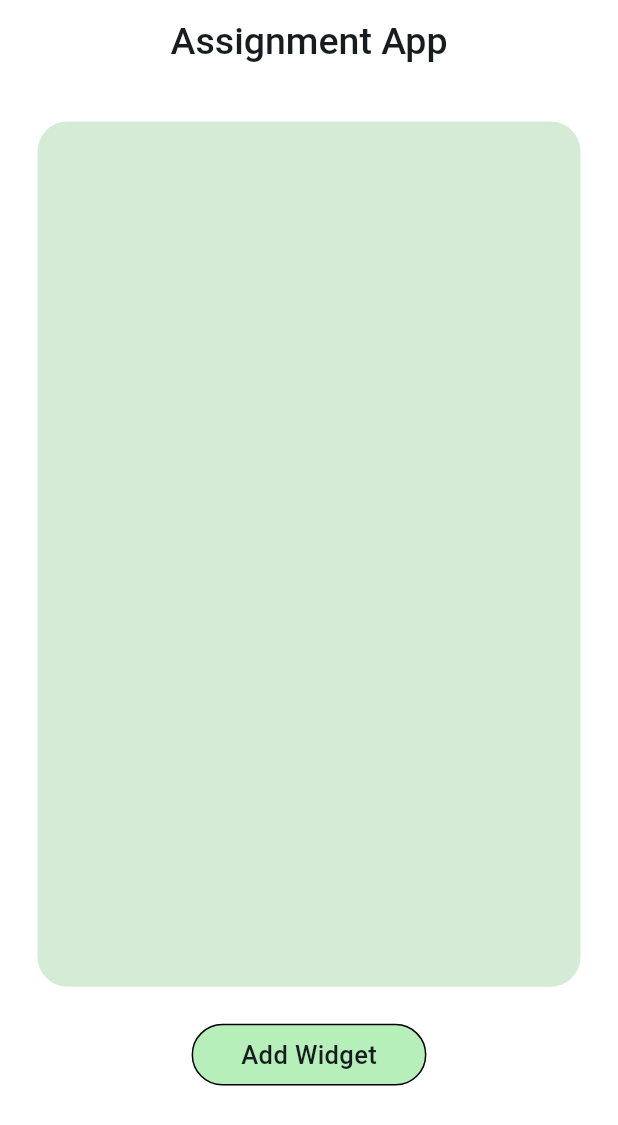
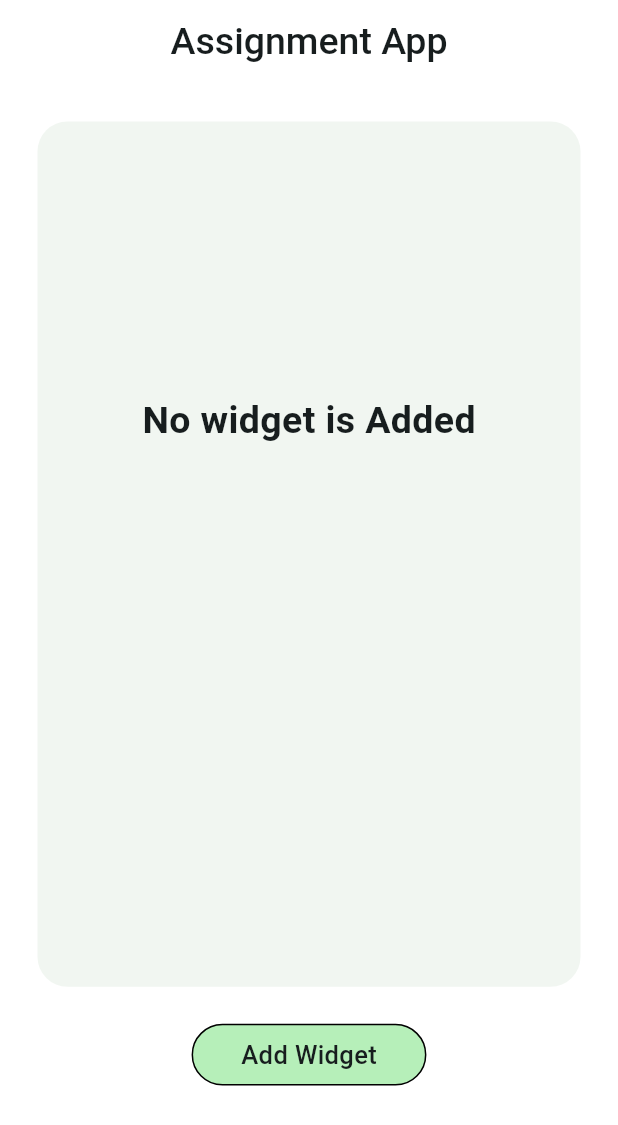
Before and after one commit to Aflah3100/TYN6YR, a Flutter app: the screen it shows after launch, on a phone screen of 412 x 824 dp. Shown: the top 1125 px of the screen. Run offline on Flutter 3.47's test engine with Material 3 defaults, Android fonts, the phone set to English and light mode, and no system bars; our stand-ins replace cloud_firestore, firebase_core, firebase_storage, image_picker; accounts and stored records are empty.

Commit message:
Added Firebase,created Firebase function , updated functions of image widget

```diff
--- a/lib/main.dart
+++ b/lib/main.dart
@@ -1,20 +1,31 @@
+import 'package:firebase_core/firebase_core.dart';
 import 'package:flutter/material.dart';
 import 'package:provider/provider.dart';
+import 'package:ubixstar_assignment_app/providers/firebase_provider.dart';
+import 'package:ubixstar_assignment_app/providers/image_provider.dart';
 import 'package:ubixstar_assignment_app/providers/widgets_provider.dart';
 import 'package:ubixstar_assignment_app/screens/home_screen/screen_home.dart';
 
-void main() {
+void main() async {
+  WidgetsFlutterBinding.ensureInitialized();
+  await Firebase.initializeApp();
+
   runApp(const MyApp());
 }
 
 class MyApp extends StatelessWidget {
   const MyApp({super.key});
 
+
   // This widget is the root of your application.
   @override
   Widget build(BuildContext context) {
     return MultiProvider(
-      providers: [ChangeNotifierProvider(create: (ctx) => WidgetsProvider())],
+      providers: [
+        ChangeNotifierProvider(create: (ctx) => WidgetsProvider()),
+        ChangeNotifierProvider(create: (ctx) => ImagesProvider()),
+        ChangeNotifierProvider(create: (ctx) => FirebaseProvider())
+      ],
       child: MaterialApp(
         title: 'Ubixstar Assignment App',
         debugShowCheckedModeBanner: false,
--- /dev/null
+++ b/lib/providers/firebase_provider.dart
@@ -0,0 +1,20 @@
+import 'package:flutter/material.dart';
+
+class FirebaseProvider with ChangeNotifier {
+  String _savedText = '';
+  String _savedImageUrl = '';
+
+  void setSavedText(String text) {
+    _savedText = text;
+    notifyListeners();
+  }
+
+  String getSavedText() => _savedText;
+
+  void setSavedImageUrl(String url) {
+    _savedImageUrl = url;
+    notifyListeners();
+  }
+
+  String getSavedUrl() => _savedImageUrl;
+}
--- /dev/null
+++ b/lib/providers/image_provider.dart
@@ -0,0 +1,27 @@
+import 'dart:io';
+import 'package:flutter/material.dart';
+
+class ImagesProvider with ChangeNotifier {
+  File? _imageFile;
+  String _savedImageUrl = '';
+
+
+  void setImageFile(File imageFile) {
+    _imageFile = imageFile;
+    notifyListeners();
+  }
+
+  File? getImageFile() => _imageFile;
+
+  void clearImageFile() {
+    _imageFile = null;
+    notifyListeners();
+  }
+
+  void setSavedImageUrl(String url) {
+    _savedImageUrl = url;
+    notifyListeners();
+  }
+
+  String getSavedImageUrl() => _savedImageUrl;
+}
--- a/lib/providers/widgets_provider.dart
+++ b/lib/providers/widgets_provider.dart
@@ -4,10 +4,12 @@ class WidgetsProvider with ChangeNotifier {
   bool _textWidgetSelector = false;
   bool _imageWidgetSelector = false;
   bool _buttonWidgetSelector = false;
+  bool _savedButtonClickedAlone = false;
 
   bool getTextWidgetSelector() => _textWidgetSelector;
   bool getImageWidgetSelector() => _imageWidgetSelector;
   bool getButtonWidgetSelector() => _buttonWidgetSelector;
+  bool getsavedButtonClickedAlone() => _savedButtonClickedAlone;
 
   void setTextWidgetSelector(bool value) {
     _textWidgetSelector = (value) ? true : false;
@@ -23,4 +25,9 @@ class WidgetsProvider with ChangeNotifier {
     _buttonWidgetSelector = (value) ? true : false;
     notifyListeners();
   }
+
+  void setsavedButtonClickedAlone(bool value) {
+    _savedButtonClickedAlone = value ? true : false;
+    notifyListeners();
+  }
 }
--- a/lib/screens/home_screen/screen_home.dart
+++ b/lib/screens/home_screen/screen_home.dart
@@ -1,12 +1,42 @@
+import 'package:cloud_firestore/cloud_firestore.dart';
 import 'package:flutter/material.dart';
+import 'package:provider/provider.dart';
+import 'package:ubixstar_assignment_app/firebase/functions/firebase_functions.dart';
+import 'package:ubixstar_assignment_app/providers/firebase_provider.dart';
+import 'package:ubixstar_assignment_app/providers/widgets_provider.dart';
 import 'package:ubixstar_assignment_app/screens/widget_selection_screen/widget_selection_screen.dart';
 import 'package:ubixstar_assignment_app/widgets/button.dart';
+import 'package:ubixstar_assignment_app/widgets/button_widget.dart';
+import 'package:ubixstar_assignment_app/widgets/image_widget.dart';
+import 'package:ubixstar_assignment_app/widgets/text_widget.dart';
 
-class ScreenHome extends StatelessWidget {
+class ScreenHome extends StatefulWidget {
   const ScreenHome({super.key});
 
   @override
+  State<ScreenHome> createState() => _ScreenHomeState();
+}
+
+class _ScreenHomeState extends State<ScreenHome> {
+  final textController = TextEditingController();
+
+  @override
+  void initState() {
+    super.initState();
+
+    WidgetsBinding.instance.addPostFrameCallback((_) {
+      final widgetsNotifier = context.read<WidgetsProvider>();
+      if (widgetsNotifier.getImageWidgetSelector() ||
+          widgetsNotifier.getTextWidgetSelector()) {
+        widgetsNotifier.setsavedButtonClickedAlone(false);
+      }
+    });
+  }
+
+  @override
   Widget build(BuildContext context) {
+    final firebaseNotifer = context.read<FirebaseProvider>();
+
     final height = MediaQuery.of(context).size.height * 1;
     final width = MediaQuery.of(context).size.width * 1;
     return Scaffold(
@@ -19,21 +49,79 @@ class ScreenHome extends StatelessWidget {
         ),
         centerTitle: true,
       ),
-      body: SafeArea(
-          //BAse-Container
+      body: SingleChildScrollView(
+        child: SafeArea(
+            //Base-Container
             child: Container(
           width: width,
           height: height,
           padding: const EdgeInsets.all(25.0),
           child: Column(
             children: [
-            //Widge-display-container
+              //Widget-display-container
               Container(
                 width: width,
                 height: height * 0.70,
+                padding: const EdgeInsets.only(top: 50),
                 decoration: BoxDecoration(
                     borderRadius: BorderRadius.circular(20.0),
-                  color: const Color.fromARGB(255, 213, 235, 214)),
+                    color: const Color.fromARGB(255, 241, 246, 241)),
+                child: Consumer<WidgetsProvider>(
+                  builder: (context, widgetsNotifier, child) {
+                    return Column(
+                      children: [
+                        //Widget-Text
+                        (widgetsNotifier.getTextWidgetSelector())
+                            ? TextWidget(
+                                width: width,
+                                height: height,
+                                textController: textController,
+                              )
+                            : const SizedBox(),
+                        SizedBox(
+                          height: height * 0.08,
+                        ),
+
+                        //Widget-Image
+                        (widgetsNotifier.getImageWidgetSelector())
+                            ? ImageWidget(width: width, height: height)
+                            : const SizedBox(),
+                        //Saved-button-clicke-alone-notification-text
+                        (widgetsNotifier.getsavedButtonClickedAlone())
+                            ? const Center(
+                                child: Text(
+                                'Add at-least a widget to save',
+                                style: TextStyle(
+                                    fontSize: 25.0,
+                                    fontWeight: FontWeight.bold),
+                              ))
+                            : const SizedBox(),
+                        SizedBox(
+                          height: height * 0.08,
+                        ),
+
+                        //Widget-Button
+                        (widgetsNotifier.getButtonWidgetSelector())
+                            ? ButtonWidget(
+                                textController: textController,
+                              )
+                            : const SizedBox(),
+                        (!widgetsNotifier.getButtonWidgetSelector() &&
+                                !widgetsNotifier.getImageWidgetSelector() &&
+                                !widgetsNotifier.getTextWidgetSelector())
+                            ? const Center(
+                                child: Text(
+                                  'No widget is Added',
+                                  style: TextStyle(
+                                      fontSize: 25.0,
+                                      fontWeight: FontWeight.bold),
+                                ),
+                              )
+                            : const SizedBox()
+                      ],
+                    );
+                  },
+                ),
               ),
               SizedBox(
                 height: height * 0.03,
@@ -44,7 +132,7 @@ class ScreenHome extends StatelessWidget {
                 width: width,
                 height: height,
                 onTap: () {
-                Navigator.push(
+                  Navigator.pushReplacement(
                       context,
                       MaterialPageRoute(
                           builder: (ctx) => const ScreenWidgetSelection()));
@@ -54,6 +142,7 @@ class ScreenHome extends StatelessWidget {
             ],
           ),
         )),
+      ),
     );
   }
 }
--- a/lib/screens/widget_selection_screen/widget_selection_screen.dart
+++ b/lib/screens/widget_selection_screen/widget_selection_screen.dart
@@ -1,6 +1,7 @@
 import 'package:flutter/material.dart';
 import 'package:provider/provider.dart';
 import 'package:ubixstar_assignment_app/providers/widgets_provider.dart';
+import 'package:ubixstar_assignment_app/screens/home_screen/screen_home.dart';
 import 'package:ubixstar_assignment_app/widgets/button.dart';
 
 class ScreenWidgetSelection extends StatelessWidget {
@@ -69,7 +70,10 @@ class ScreenWidgetSelection extends StatelessWidget {
             Button(
                 width: width,
                 height: height,
-                onTap: () {},
+                onTap: () {
+                  Navigator.pushReplacement(context,
+                      MaterialPageRoute(builder: (ctx) => ScreenHome()));
+                },
                 label: 'Import Widgets')
           ],
         ),
```
Also changed, not shown: lib/firebase/functions/firebase_functions.dart (added, +84 -0 lines), lib/widgets/button_widget.dart (added, +54 -0 lines), lib/widgets/image_widget.dart (added, +73 -0 lines), lib/widgets/text_widget.dart (added, +33 -0 lines), pubspec.yaml (+4 -6 lines), firebase.json (added), lib/firebase/models/widget_model.dart (added), lib/firebase_options.dart (added), pubspec.lock, 8 other files. Lines whose indentation alone changed are shown as unchanged.
